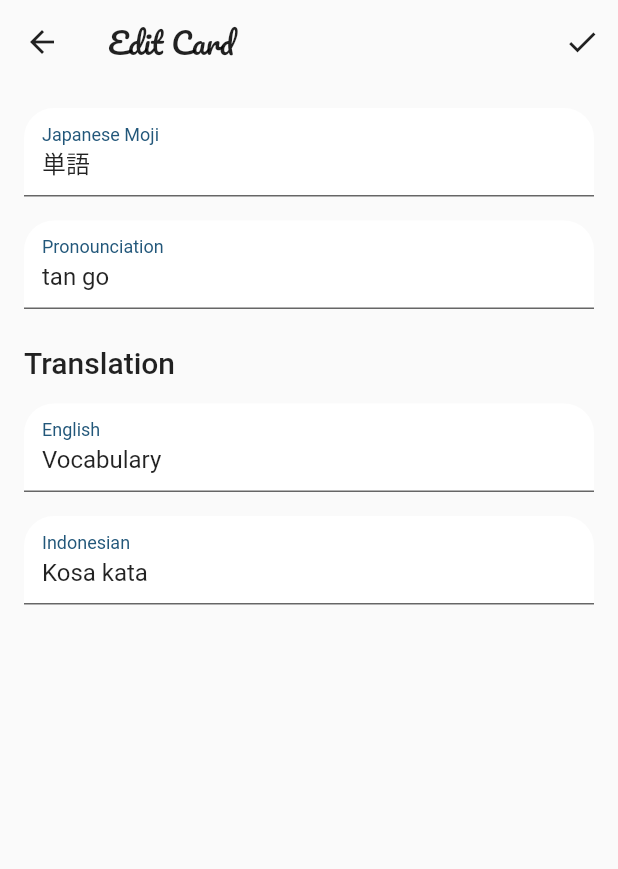
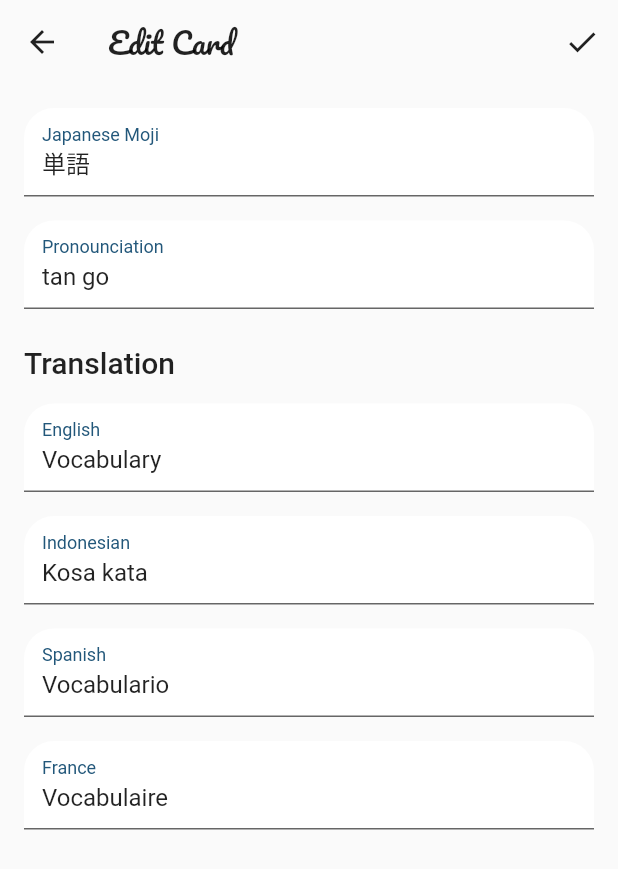
Before and after one commit to ajipandean/tango, a Flutter app: the screen it shows after launch, after a tap on "EDIT", on a phone screen of 412 x 824 dp. Shown: the top 869 px of the screen. Run offline on Flutter 3.47's test engine with Material 2 defaults, Android fonts, the light colour scheme and no system bars; our stand-ins replace carousel_slider, google_fonts, modal_bottom_sheet.

Commit message:
added two more languages

```diff
--- a/lib/screens/edit/edit_screen.dart
+++ b/lib/screens/edit/edit_screen.dart
@@ -148,6 +148,62 @@ class EditScreen extends StatelessWidget {
                           ),
                         ),
                       ),
+                      const SizedBox(height: 16),
+                      TextFormField(
+                        initialValue: 'Vocabulario',
+                        decoration: InputDecoration(
+                          fillColor: Colors.white,
+                          filled: true,
+                          labelText: 'Spanish',
+                          labelStyle: TextStyle(
+                            color: Theme.of(context).primaryColor,
+                          ),
+                          focusedBorder: UnderlineInputBorder(
+                            borderRadius: const BorderRadius.only(
+                              topLeft: Radius.circular(20),
+                              topRight: Radius.circular(20),
+                            ),
+                            borderSide: BorderSide(
+                              color: Theme.of(context).primaryColor,
+                              width: 2.0,
+                            ),
+                          ),
+                          border: const UnderlineInputBorder(
+                            borderRadius: BorderRadius.only(
+                              topLeft: Radius.circular(20),
+                              topRight: Radius.circular(20),
+                            ),
+                          ),
+                        ),
+                      ),
+                      const SizedBox(height: 16),
+                      TextFormField(
+                        initialValue: 'Vocabulaire',
+                        decoration: InputDecoration(
+                          fillColor: Colors.white,
+                          filled: true,
+                          labelText: 'France',
+                          labelStyle: TextStyle(
+                            color: Theme.of(context).primaryColor,
+                          ),
+                          focusedBorder: UnderlineInputBorder(
+                            borderRadius: const BorderRadius.only(
+                              topLeft: Radius.circular(20),
+                              topRight: Radius.circular(20),
+                            ),
+                            borderSide: BorderSide(
+                              color: Theme.of(context).primaryColor,
+                              width: 2.0,
+                            ),
+                          ),
+                          border: const UnderlineInputBorder(
+                            borderRadius: BorderRadius.only(
+                              topLeft: Radius.circular(20),
+                              topRight: Radius.circular(20),
+                            ),
+                          ),
+                        ),
+                      ),
                     ],
                   ),
                 ),
--- a/lib/screens/home/components/carousel_item.dart
+++ b/lib/screens/home/components/carousel_item.dart
@@ -1,5 +1,6 @@
 import 'package:flutter/material.dart';
 import 'package:tango/screens/home/components/delete_button.dart';
+import 'package:tango/screens/home/components/edit_button.dart';
 import 'package:tango/screens/home/components/translation_item.dart';
 
 class CarouselItem extends StatelessWidget {
@@ -34,14 +35,11 @@ class CarouselItem extends StatelessWidget {
                   padding: const EdgeInsets.all(24),
                   child: Column(
                     children: [
-                      Chip(
-                        label: Text(index.toString()),
-                      ),
                       Text(
                         '単語',
                         style: Theme.of(context).textTheme.headline3!.copyWith(
                               fontWeight: FontWeight.bold,
-                              color: Colors.black87,
+                              color: Theme.of(context).primaryColor,
                             ),
                       ),
                       const Text(
@@ -52,33 +50,32 @@ class CarouselItem extends StatelessWidget {
                   ),
                 ),
                 const Divider(),
-                const TranslationItem(language: 'English'),
-                const TranslationItem(language: 'Indonesian'),
+                const TranslationItem(
+                  language: 'English',
+                  translated: 'Vocabulary',
+                ),
+                const TranslationItem(
+                  language: 'Indonesian',
+                  translated: 'Kosa kata',
+                ),
+                const TranslationItem(
+                  language: 'Spanish',
+                  translated: 'Vocabulario',
+                ),
+                const TranslationItem(
+                  language: 'France',
+                  translated: 'Vocabulaire',
+                ),
                 if (index == currentCarouselIndex)
                   Expanded(
                     child: Padding(
                       padding: const EdgeInsets.all(16),
                       child: Row(
                         crossAxisAlignment: CrossAxisAlignment.end,
-                        children: [
-                          Expanded(
-                            child: SizedBox(
-                              child: OutlinedButton(
-                                onPressed: () => Navigator.pushNamed(
-                                  context,
-                                  '/edit',
-                                ),
-                                style: OutlinedButton.styleFrom(
-                                  shape: RoundedRectangleBorder(
-                                    borderRadius: BorderRadius.circular(24),
-                                  ),
-                                ),
-                                child: Text('Edit'.toUpperCase()),
-                              ),
-                            ),
-                          ),
-                          const SizedBox(width: 12),
-                          const DeleteButton(),
+                        children: const <Widget>[
+                          EditButton(),
+                          SizedBox(width: 12),
+                          DeleteButton(),
                         ],
                       ),
                     ),
--- /dev/null
+++ b/lib/screens/home/components/edit_button.dart
@@ -0,0 +1,28 @@
+import 'package:flutter/material.dart';
+
+class EditButton extends StatelessWidget {
+  const EditButton({
+    Key? key,
+  }) : super(key: key);
+
+  @override
+  Widget build(BuildContext context) {
+    return Expanded(
+      child: SizedBox(
+        child: OutlinedButton(
+          onPressed: () => Navigator.pushNamed(
+            context,
+            '/edit',
+          ),
+          style: OutlinedButton.styleFrom(
+            primary: Theme.of(context).primaryColor,
+            shape: RoundedRectangleBorder(
+              borderRadius: BorderRadius.circular(24),
+            ),
+          ),
+          child: Text('Edit'.toUpperCase()),
+        ),
+      ),
+    );
+  }
+}
--- a/lib/screens/home/components/translation_item.dart
+++ b/lib/screens/home/components/translation_item.dart
@@ -4,9 +4,11 @@ class TranslationItem extends StatelessWidget {
   const TranslationItem({
     Key? key,
     required this.language,
+    required this.translated,
   }) : super(key: key);
 
   final String language;
+  final String translated;
 
   @override
   Widget build(BuildContext context) {
@@ -25,11 +27,11 @@ class TranslationItem extends StatelessWidget {
         style: Theme.of(context).textTheme.bodyText1,
       ),
       trailing: Text(
-        'Vocabulary',
-        style: Theme.of(context)
-            .textTheme
-            .bodyText1!
-            .copyWith(fontWeight: FontWeight.normal),
+        translated,
+        style: Theme.of(context).textTheme.bodyText1!.copyWith(
+              fontWeight: FontWeight.normal,
+              color: Colors.grey.shade700,
+            ),
       ),
     );
   }
```
Also changed, not shown: lib/screens/create/create_screen.dart (+54 -0 lines).
